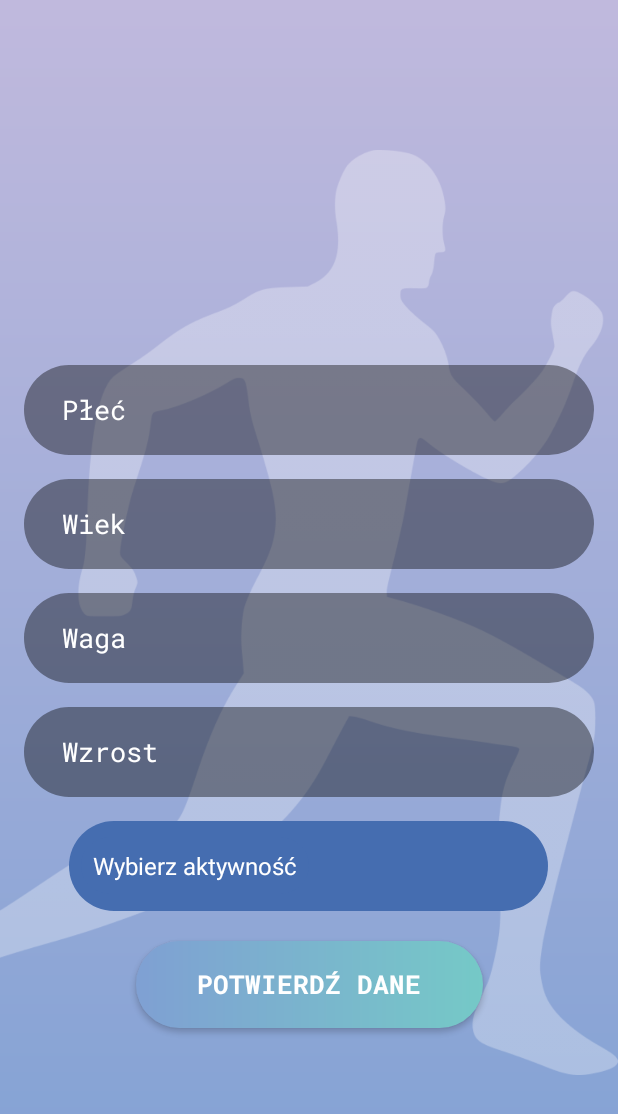
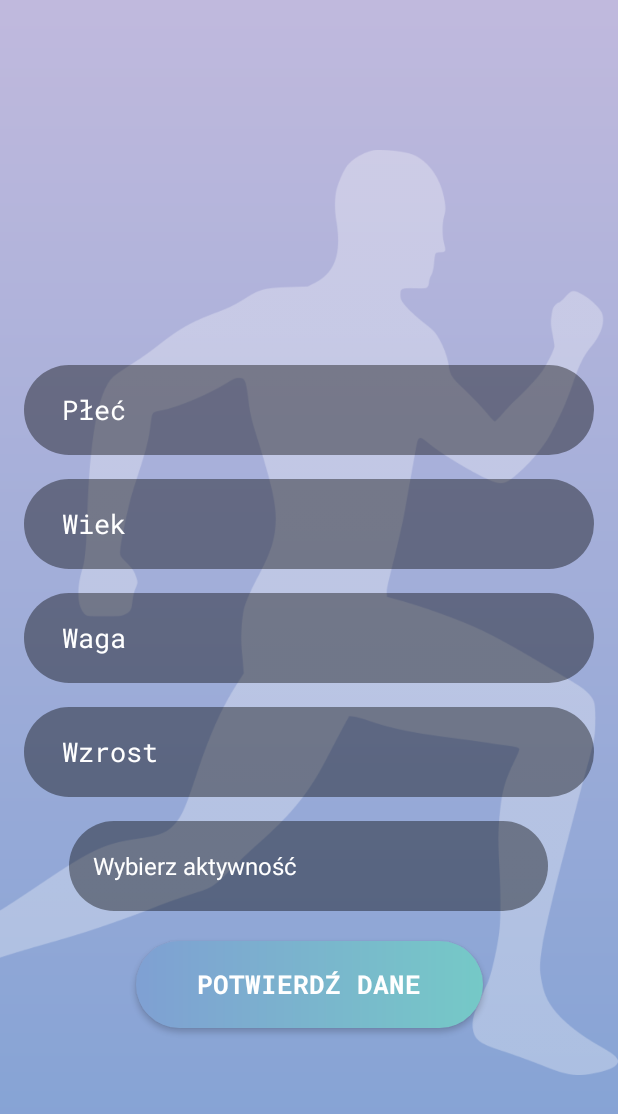
Before and after one commit to bartcanc/thesis-app-android, an Android app: the EditHealthDataActivity screen opened directly, with no data from a screen before it, on a phone screen of 412 x 824 dp. Shown: the top 1114 px of the screen. Run offline under Robolectric (Android 15) with nearby library versions, the phone set to English and light mode, and no system bars.

Commit message:
final fixes 3

```diff
--- a/app/src/main/java/com/example/thesisapp/EditHealthDataActivity.kt
+++ b/app/src/main/java/com/example/thesisapp/EditHealthDataActivity.kt
@@ -49,7 +49,9 @@ class EditHealthDataActivity : BaseActivity() {
         heightInput = findViewById(R.id.etHeight)
         btnSubmit = findViewById(R.id.btnConfirmData)
         tvHeader = findViewById(R.id.tvHeader)
+
         spActivityLevel = findViewById(R.id.spActivityLevel)
+        spActivityLevel.context.setTheme(R.style.CustomSpinnerDialogTheme)
 
         val previousActivity = intent.getStringExtra("previous_activity")
         tvHeader.text = when (previousActivity) {
--- a/app/src/main/res/drawable/rounded_spinner_background.xml
+++ b/app/src/main/res/drawable/rounded_spinner_background.xml
@@ -1,5 +1,4 @@
 <shape xmlns:android="http://schemas.android.com/apk/res/android">
-    <solid android:color="#456DB0" /> <!-- Kolor tła -->
-    <corners android:radius="50dp" /> <!-- Zaokrąglone rogi -->
-    />
+    <solid android:color="#66000000" /> <!-- 66 to 40% przezroczystości -->
+    <corners android:radius="30dp" />
 </shape>
--- a/app/src/main/res/layout/activity_edit_health_data.xml
+++ b/app/src/main/res/layout/activity_edit_health_data.xml
@@ -116,10 +116,13 @@
                 android:id="@+id/spActivityLevel"
                 android:layout_width="wrap_content"
                 android:layout_height="60dp"
-                android:background="@drawable/rounded_spinner_background"
                 android:padding="8dp"
                 android:dropDownWidth="match_parent"
-                android:spinnerMode="dropdown"
+                android:spinnerMode="dialog"
+                android:foregroundGravity="center"
+                android:background="@drawable/rounded_spinner_background"
+                android:theme="@style/CustomSpinnerDialogTheme"
+                android:backgroundTint="@null"
                 android:layout_gravity="center"
                 android:layout_marginTop="16dp"/>
 
--- a/app/src/main/res/layout/spinner_item.xml
+++ b/app/src/main/res/layout/spinner_item.xml
@@ -1,8 +1,7 @@
 <TextView xmlns:android="http://schemas.android.com/apk/res/android"
-    android:layout_width="match_parent"
+    android:layout_width="wrap_content"
     android:layout_height="wrap_content"
     android:padding="8dp"
     android:textSize="16sp"
     android:textColor="@color/white"
-    android:gravity="center_vertical"
-    android:background="@drawable/rounded_spinner_background"/>
+    android:gravity="center_horizontal" />
--- a/app/src/main/res/values/styles.xml
+++ b/app/src/main/res/values/styles.xml
@@ -14,4 +14,21 @@
         <item name="android:gravity">center</item>
         <item name="android:elevation">5dp</item>
     </style>
+    <style name="CustomSpinnerDialogTheme" parent="ThemeOverlay.MaterialComponents.Dialog.Alert">
+        <!-- Ustawiamy, aby dialog (Spinner) korzystał z naszego stylu alertDialogTheme -->
+        <item name="android:alertDialogTheme">@style/CustomAlertDialogStyle</item>
+    </style>
+
+    <style name="CustomAlertDialogStyle" parent="ThemeOverlay.MaterialComponents.Dialog.Alert">
+        <!-- Tutaj możesz ustawić kolor, gradient lub drawable jako tło okna dialogowego -->
+        <item name="android:windowBackground">@drawable/rounded_button</item>
+
+        <!-- Jeśli chcesz zmienić kolor samego „obszaru” w dialogu (np. tła listy) -->
+        <item name="android:colorBackgroundFloating">@drawable/rounded_button</item>
+
+        <!-- Przykładowe atrybuty do dostosowania wyglądu tekstu w dialogu: -->
+        <!-- <item name="android:textColorPrimary">@android:color/white</item> -->
+        <!-- <item name="android:textColorSecondary">@android:color/darker_gray</item> -->
+    </style>
+
 </resources>
```
Also changed, not shown: app/src/main/java/com/example/thesisapp/HealthDataActivity.kt (+7 -0 lines), app/src/main/res/layout/activity_health_data.xml (+5 -2 lines).
